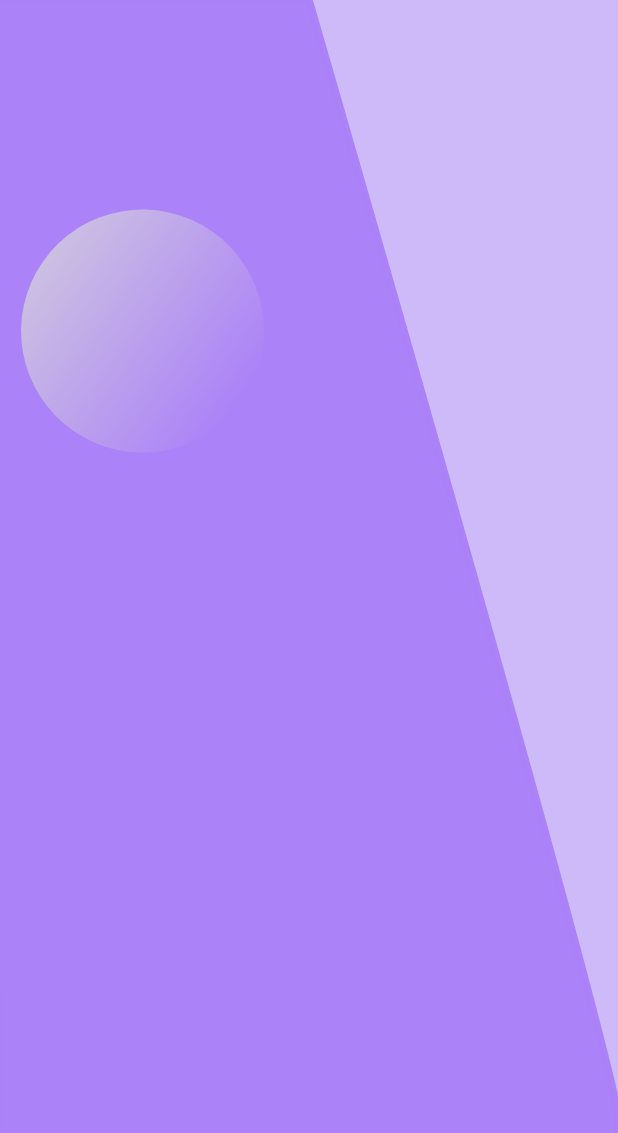
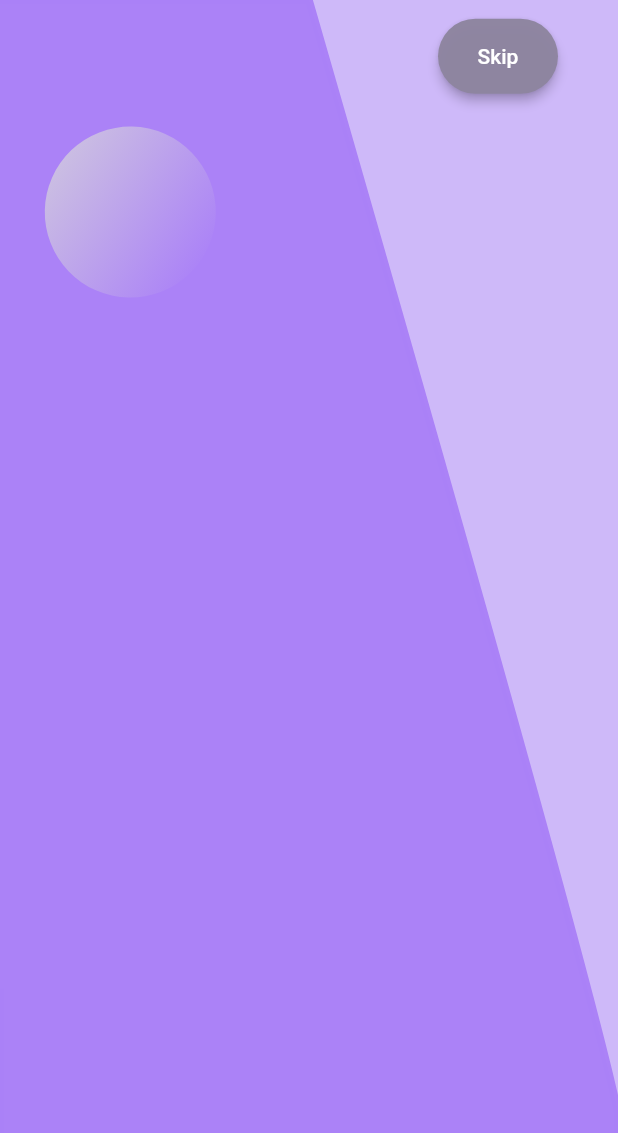
Before and after one commit to Pulinaam/live_chat, a Flutter app: the screen it shows after launch, on a phone screen of 412 x 824 dp. Shown: the top 1133 px of the screen. Run offline on Flutter 3.47's test engine with Material 2 defaults, Android fonts, the phone set to English and light mode, and no system bars.

Commit message:
Added a "skip" button to the left coner.

```diff
--- a/lib/home.dart
+++ b/lib/home.dart
@@ -9,9 +9,12 @@ class HomeScreen extends StatelessWidget {
         backgroundColor: const Color(0xFFBCDB8F9),
         body: CustomPaint(
           painter: MyShape(),
+          child: Row(
+            children: [
+              Expanded(
                 child: Padding(
                   padding: const EdgeInsets.only(
-                left: 150, top: 1, bottom: 400, right: 100),
+                      left: 70, top: 60, bottom: 650, right: 1),
                   child: Container(
                     alignment: FractionalOffset.center,
                     transform: new Matrix4.identity()
@@ -26,7 +29,30 @@ class HomeScreen extends StatelessWidget {
                         ],
                         // color: Colors.orange,
                       ),
-                )),
+                    ),
+                  ),
+                ),
+              ),
+              Padding(
+                padding: const EdgeInsets.only(
+                    top: 1, bottom: 750, left: 100, right: 40),
+                child: Expanded(
+                  child: ElevatedButton(
+                    style: ElevatedButton.styleFrom(
+                      primary: Color(0xFFB8E85A0),
+                      onPrimary: Colors.white,
+
+                      elevation: 3,
+                      shape: RoundedRectangleBorder(
+                          borderRadius: BorderRadius.circular(30.0)),
+                      minimumSize: Size(80.0, 50.0), //////// HERE
+                    ),
+                    onPressed: () {},
+                    child: const Text('Skip'),
+                  ),
+                ),
+              ),
+            ],
           ),
         ));
   }
@@ -68,7 +94,6 @@ class MyShape extends CustomPainter {
     canvas.drawPath(path, paint);
     final paint1 = Paint();
     paint1.color = const Color(0xFFBAA81F7);
-    //paint1.color = Colors.red;
     paint1.style = PaintingStyle.fill;
     canvas.drawPath(path, paint1);
   }
```
Lines whose indentation alone changed are shown as unchanged.
